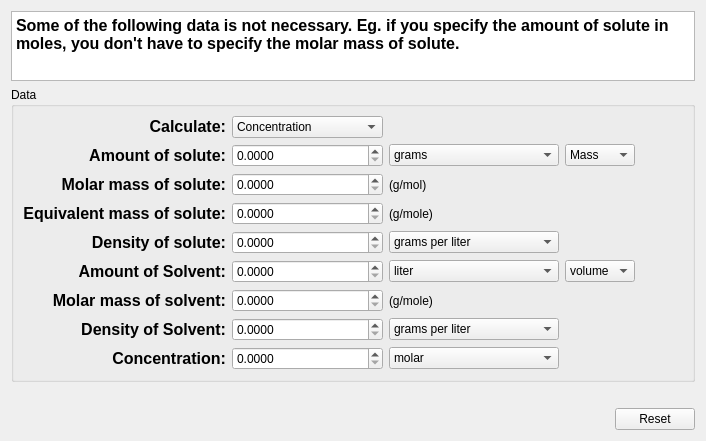
Above: src/calculator/concCalculator.ui from KDE/kalzium before the change. Below: the same form after it.
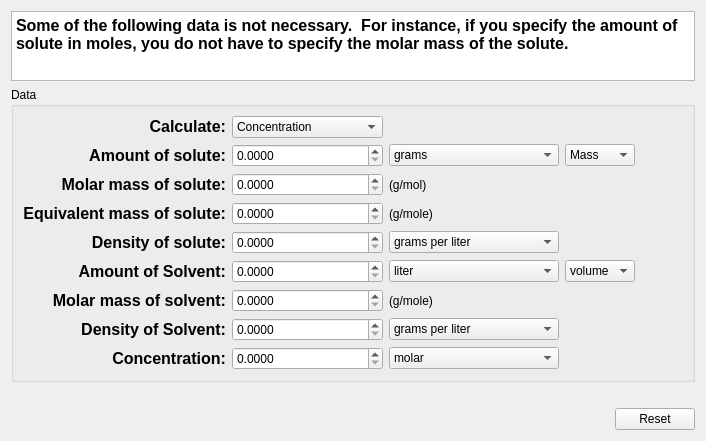
That is the form after the change. Custom widgets are drawn as their Qt base class.

Diff of the .ui file:
```diff
--- a/src/calculator/concCalculator.ui
+++ b/src/calculator/concCalculator.ui
@@ -24,7 +24,7 @@
 &lt;html&gt;&lt;head&gt;&lt;meta name=&quot;qrichtext&quot; content=&quot;1&quot; /&gt;&lt;style type=&quot;text/css&quot;&gt;
 p, li { white-space: pre-wrap; }
 &lt;/style&gt;&lt;/head&gt;&lt;body style=&quot; font-family:'DejaVu Sans'; font-size:9pt; font-weight:400; font-style:normal;&quot;&gt;
-&lt;p style=&quot; margin-top:0px; margin-bottom:0px; margin-left:0px; margin-right:0px; -qt-block-indent:0; text-indent:0px;&quot;&gt;&lt;span style=&quot; font-size:12pt; font-weight:600;&quot;&gt;Some of the following data is not necessary. Eg. if you specify the amount of solute in moles, you don't have to specify the molar mass of solute.&lt;/span&gt;&lt;/p&gt;&lt;/body&gt;&lt;/html&gt;</string>
+&lt;p style=&quot; margin-top:0px; margin-bottom:0px; margin-left:0px; margin-right:0px; -qt-block-indent:0; text-indent:0px;&quot;&gt;&lt;span style=&quot; font-size:12pt; font-weight:600;&quot;&gt;Some of the following data is not necessary.  For instance, if you specify the amount of solute in moles, you do not have to specify the molar mass of the solute.&lt;/span&gt;&lt;/p&gt;&lt;/body&gt;&lt;/html&gt;</string>
      </property>
     </widget>
    </item>
```
Left out of the diff: 32 changed lines with no effect on the pictures.
